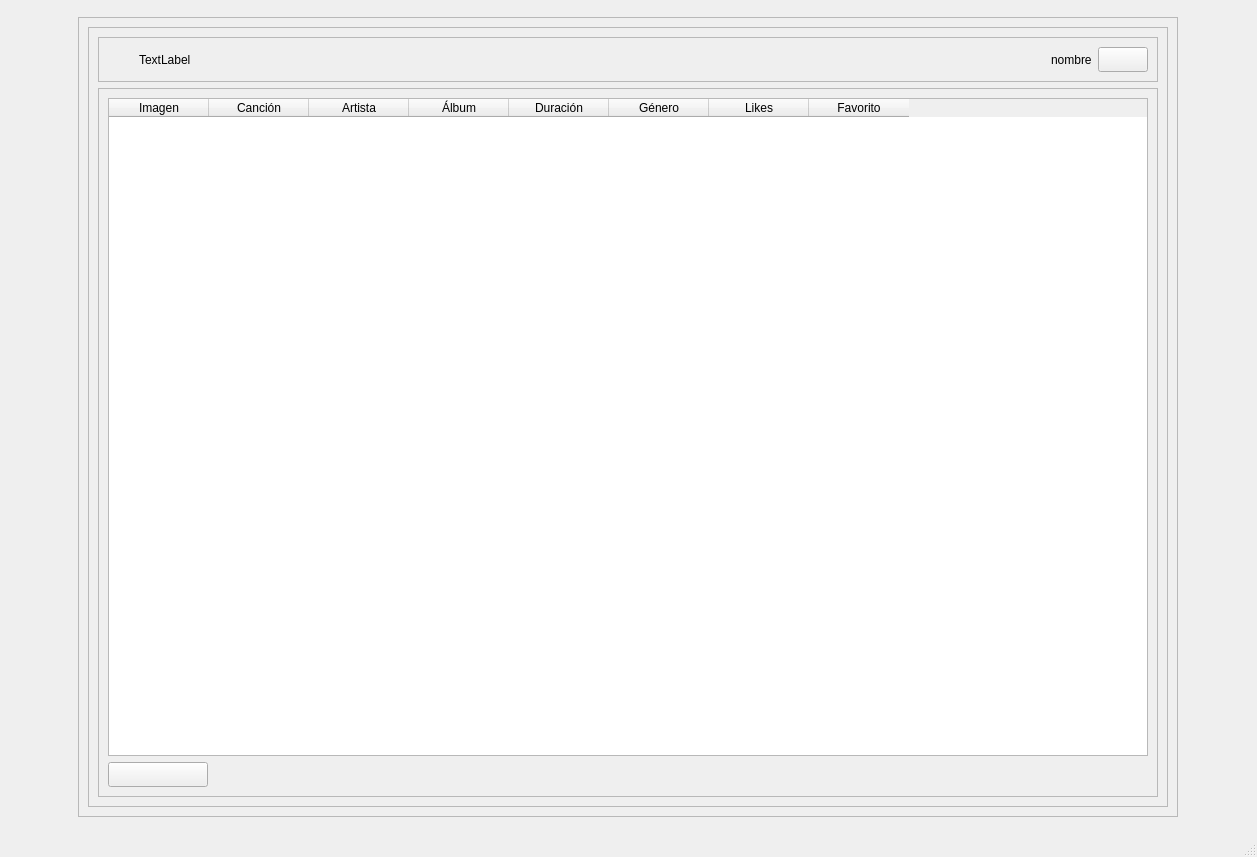
First picture: the form in views/playlist.ui, repository ximenaaloya/cloudymusic, before the edit.
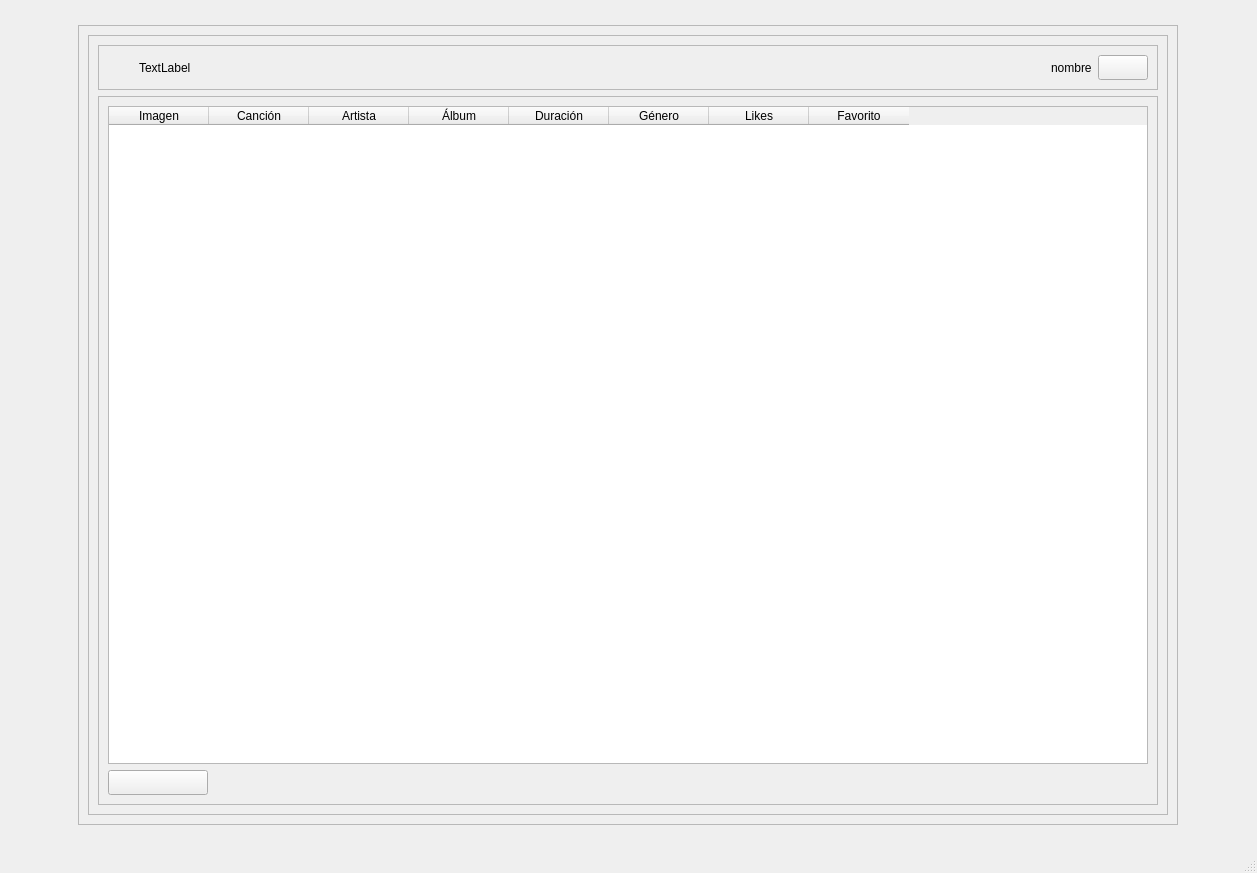
Second picture: the form after the edit. Icons and pictures are not drawn.

Diff of the .ui file:
```diff
--- a/views/playlist.ui
+++ b/views/playlist.ui
@@ -7,7 +7,7 @@
     <x>0</x>
     <y>0</y>
     <width>1257</width>
-    <height>857</height>
+    <height>873</height>
    </rect>
   </property>
   <property name="windowTitle">
```
